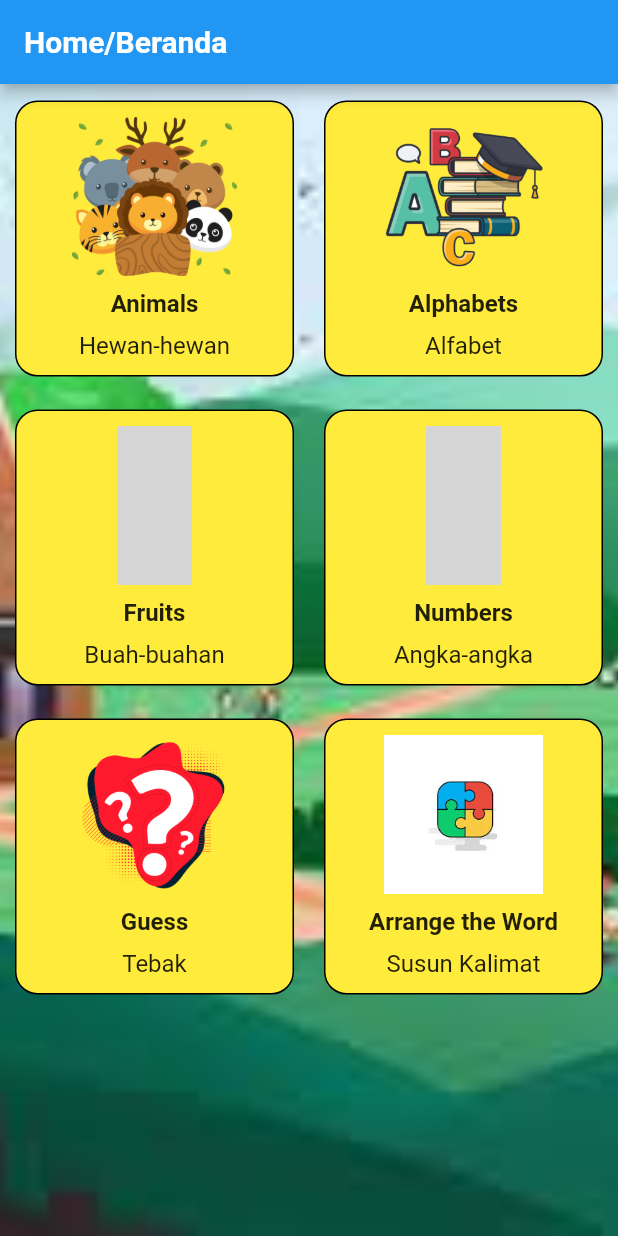
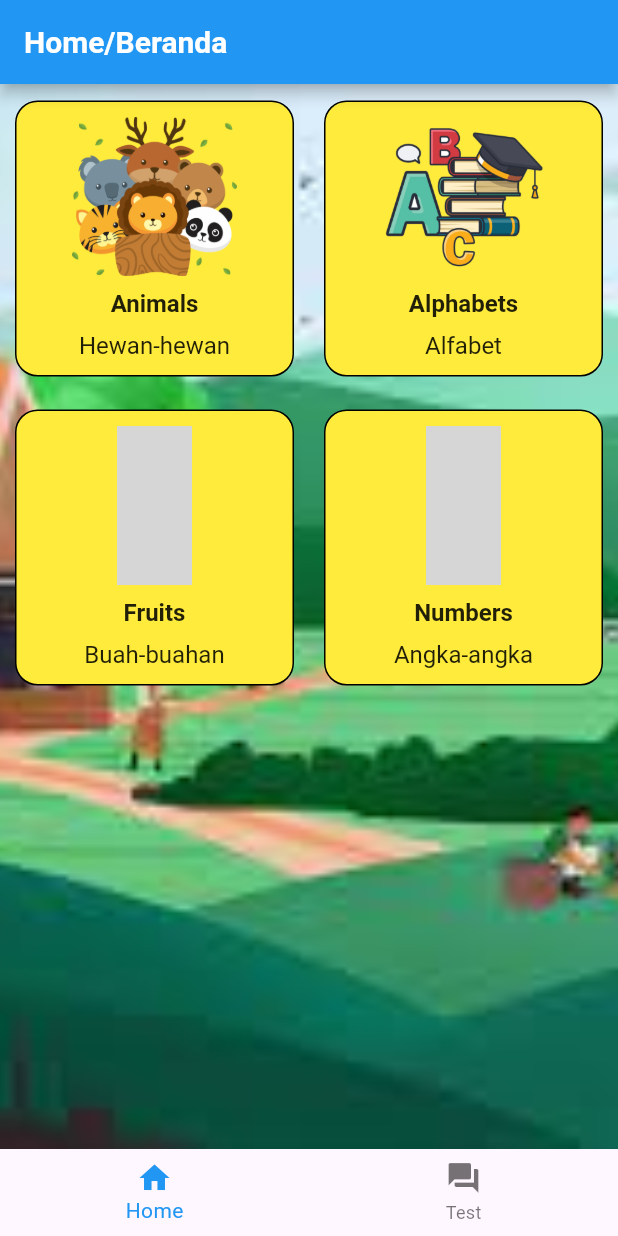
Before and after one commit to calvin0s/FE_project, a Flutter app: the screen it shows after launch, on a phone screen of 412 x 824 dp. Run offline on Flutter 3.47's test engine with Material 3 defaults, Android fonts, the light colour scheme and no system bars; Roboto replaces fonts that are missing (Helvetica); grey boxes are pictures that could not be loaded.

Commit message:
Membuat Bottom Navigation

```diff
--- a/221113372_CalvinChristofelSibuea/lib/data/color.dart
+++ b/221113372_CalvinChristofelSibuea/lib/data/color.dart
@@ -1,6 +1,6 @@
 import 'dart:ui';
 
 class AppColor {
-  static const pripmaryColor = Color(0xFF252c4a);
-  static const secondaryColor = Color(0xFF117eeb);
+  static final pripmaryColor = Color(0xFF252c4a);
+  static final secondaryColor = Color(0xFF117eeb);
 }
--- a/221113372_CalvinChristofelSibuea/lib/help/bottom_nav.dart
+++ b/221113372_CalvinChristofelSibuea/lib/help/bottom_nav.dart
@@ -4,10 +4,9 @@ class BottomNavBar extends StatefulWidget {
   final int selectedIndex;
   final Function(int) onItemTapped;
 
-  const BottomNavBar({super.key, required this.selectedIndex, required this.onItemTapped});
+  BottomNavBar({required this.selectedIndex, required this.onItemTapped});
 
   @override
-  // ignore: library_private_types_in_public_api
   _BottomNavBarState createState() => _BottomNavBarState();
 }
 
--- a/221113372_CalvinChristofelSibuea/lib/help/quiz_widget.dart
+++ b/221113372_CalvinChristofelSibuea/lib/help/quiz_widget.dart
@@ -21,7 +21,7 @@ Widget questionWidget(
         Container(
           width: double.infinity,
           height: 50.0,
-          margin: const EdgeInsets.only(bottom: 20.0, left: 12.0, right: 12.0),
+          margin: EdgeInsets.only(bottom: 20.0, left: 12.0, right: 12.0),
           child: RawMaterialButton(
             shape: RoundedRectangleBorder(
               borderRadius: BorderRadius.circular(8.0),
--- a/221113372_CalvinChristofelSibuea/lib/help/radio_button.dart
+++ b/221113372_CalvinChristofelSibuea/lib/help/radio_button.dart
@@ -4,7 +4,6 @@ class RadioButton extends StatefulWidget {
   const RadioButton({super.key});
 
   @override
-  // ignore: library_private_types_in_public_api
   _RadState createState() => _RadState();
 }
 
--- a/221113372_CalvinChristofelSibuea/lib/main.dart
+++ b/221113372_CalvinChristofelSibuea/lib/main.dart
@@ -1,12 +1,15 @@
 import 'package:flutter/material.dart';
-import 'package:inggris_untuk_anak/help/square_tile.dart';
+import 'package:inggris_untuk_anak/help/bottom_nav.dart';
 import 'package:inggris_untuk_anak/models/soal_model.dart';
-import 'package:inggris_untuk_anak/pages/alphabets.dart';
-import 'package:inggris_untuk_anak/pages/animals.dart';
-import 'package:inggris_untuk_anak/pages/arrange_word.dart';
-import 'package:inggris_untuk_anak/pages/guess.dart';
-import 'package:inggris_untuk_anak/pages/numbers.dart';
-import 'package:inggris_untuk_anak/pages/fruits.dart';
+import 'package:inggris_untuk_anak/pages/material/alphabets.dart';
+import 'package:inggris_untuk_anak/pages/material/animals.dart';
+import 'package:inggris_untuk_anak/pages/test/arrange_word.dart';
+import 'package:inggris_untuk_anak/pages/test/guess.dart';
+import 'package:inggris_untuk_anak/pages/material/material.dart';
+import 'package:inggris_untuk_anak/pages/material/numbers.dart';
+import 'package:inggris_untuk_anak/pages/material/fruits.dart';
+import 'package:inggris_untuk_anak/pages/test/quiz.dart';
+import 'package:inggris_untuk_anak/pages/test/test.dart';
 import 'package:provider/provider.dart';
 
 void main() {
@@ -24,115 +27,48 @@ class MyApp extends StatelessWidget {
   @override
   Widget build(BuildContext context) {
     return MaterialApp(
+      debugShowCheckedModeBanner: false,
+      initialRoute: '/',
       routes: {
-        "/homepage": (_) => MyHomePage(),
+        "/home": (_) => Main(selectedIndex: 0,),
+        "/hewan": (_) => const Animals(),
+        "/alfabet": (_) => const Alphabets(),
+        "/buah": (_) => const Fruits(),
+        "/angka": (_) => const Numbers(),
+        "/tebak": (_) => GuessPage(),
+        "/susun": (_) => const ArrangeWord(),
+        "/kuis": (_) => const QuizzScreen(),
       },
-      home: MyHomePage(),
+      home: Main(selectedIndex: 0,),
     );
   }
 }
 
-class MyHomePage extends StatelessWidget {
-  MyHomePage({super.key});
+class Main extends StatefulWidget {
+  Main({super.key, required this.selectedIndex});
+  int selectedIndex;
 
-  final List<Map<String, dynamic>> rute = [
-    {
-      "nama": "Animals",
-      "arti": "Hewan-hewan",
-      "img": "lib/images/animals/animals.png",
-      "rute": (BuildContext context) {
-        Navigator.push(
-            context, MaterialPageRoute(builder: (context) => const Animals()));
-        }
-    },
-    {
-      "nama": "Alphabets",
-      "arti": "Alfabet",
-      "img": "lib/images/alphabets/alphabets.png",
-      "rute": (BuildContext context) {
-        Navigator.push(
-            context, MaterialPageRoute(builder: (context) => const Alphabets()));
-        }
-    },
-    {
-      "nama": "Fruits",
-      "arti": "Buah-buahan",
-      "img": "lib/images/fruits/fruits.png",
-      "rute": (BuildContext context) {
-        Navigator.push(
-            context, MaterialPageRoute(builder: (context) => const Fruits()));
-        }
-    },
-    {
-      "nama": "Numbers",
-      "arti": "Angka-angka",
-      "img": "lib/images/numbers/numbers.png",
-      "rute": (BuildContext context) {
-        Navigator.push(
-            context, MaterialPageRoute(builder: (context) => const Numbers()));
-        }
-    },
-    {
-      "nama": "Guess",
-      "arti": "Tebak",
-      "img": "lib/images/guess/LOL.png",
-      "rute": (BuildContext context) {
-        Navigator.push(
-            context, MaterialPageRoute(builder: (context) => GuessPage()));
-        }
-    },
-    {
-      "nama": "Arrange the Word",
-      "arti": "Susun Kalimat",
-      "img": "lib/images/puzzle3.jpg",
-      "rute": (BuildContext context) {
-        Navigator.push(
-            context, MaterialPageRoute(builder: (context) => const ArrangeWord()));
-        }
-    },
+  @override
+  State<Main> createState() => _MainState();
+}
+
+class _MainState extends State<Main> {
+  List<Widget> pages = <Widget>[
+    const MyHomePage(),
+    Test()
   ];
+
+  void _onItemTapped(int index) {
+    setState(() {
+      widget.selectedIndex = index;
+    });
+  }
 
   @override
   Widget build(BuildContext context) {
-    return MaterialApp(
-      theme: ThemeData(useMaterial3: false),
-      home: Scaffold(
-        appBar: AppBar(
-          title: const Text(
-            "Home/Beranda",
-            style: TextStyle(
-                fontSize: 20,
-                fontWeight: FontWeight.bold,
-                fontFamily: 'Helvetica'),
-          )
-        ),
-        body: Container(
-            decoration: const BoxDecoration(
-            image: DecorationImage(
-              image: AssetImage('lib/images/background.jpg'), // Ganti dengan lokasi gambar latar belakang Anda
-              fit: BoxFit.cover,
-            ),
-          ),
-          child: Center(
-            child: GridView(
-              gridDelegate: const SliverGridDelegateWithFixedCrossAxisCount(
-                crossAxisCount: 2,
-              ),
-              children: [
-                ...rute.map((e) => SquareTile(
-                  imagePath: "${e["img"]}",
-                  text1: "${e["nama"]}",
-                  text2: "${e["arti"]}",
-                    onTap: () {
-                      e["rute"](context);
-                    }
-                  ),
-                )
-              ]
-            ),
-          ),
-        )
-      ),
+    return Scaffold(
+      body: pages[widget.selectedIndex],
+      bottomNavigationBar: BottomNavBar(selectedIndex: widget.selectedIndex, onItemTapped: _onItemTapped),
     );
   }
 }
--- a/221113372_CalvinChristofelSibuea/lib/pages/material/alphabets.dart
+++ b/221113372_CalvinChristofelSibuea/lib/pages/material/alphabets.dart
@@ -63,7 +63,6 @@ class Alphabets extends StatelessWidget {
                       ElevatedButton(
                         onPressed: () {
                           context.read<SoalModel>().next();
-                          context.read<SoalModel>().nextProgress(soalModel.alphabet.length);
                         },
                         child: const Row(
                           children: [Icon(Icons.arrow_right), Text("Lanjut")],
--- a/221113372_CalvinChristofelSibuea/lib/pages/material/animals.dart
+++ b/221113372_CalvinChristofelSibuea/lib/pages/material/animals.dart
@@ -62,7 +62,6 @@ class Animals extends StatelessWidget {
                       ElevatedButton(
                         onPressed: () {
                           context.read<SoalModel>().next();
-                          context.read<SoalModel>().nextProgress(soalModel.animal.length);
                         },
                         child: const Row(
                           children: [Icon(Icons.arrow_right), Text("Lanjut")],
--- a/221113372_CalvinChristofelSibuea/lib/pages/material/fruits.dart
+++ b/221113372_CalvinChristofelSibuea/lib/pages/material/fruits.dart
@@ -62,7 +62,6 @@ class Fruits extends StatelessWidget {
                       ElevatedButton(
                         onPressed: () {
                           context.read<SoalModel>().next();
-                          context.read<SoalModel>().nextProgress(soalModel.fruit.length);
                         },
                         child: const Row(
                           children: [Icon(Icons.arrow_right), Text("Lanjut")],
--- a/221113372_CalvinChristofelSibuea/lib/pages/material/material.dart
+++ b/221113372_CalvinChristofelSibuea/lib/pages/material/material.dart
@@ -1,10 +1,8 @@
 import 'package:flutter/material.dart';
 import 'package:inggris_untuk_anak/help/square_tile.dart';
 
-// ignore: must_be_immutable
 class MyHomePage extends StatefulWidget {
-  MyHomePage({super.key, required this.isi});
-  String isi = 'lib/images/background.jpg';
+  const MyHomePage({super.key});
 
   @override
   State<MyHomePage> createState() => _MyHomePageState();
@@ -28,7 +26,7 @@ class _MyHomePageState extends State<MyHomePage> {
       "nama": "Fruits",
       "arti": "Buah-buahan",
       "img": "lib/images/fruits/fruits.png",
-      "rute": "/buah"
+      "rute": "buah"
     },
     {
       "nama": "Numbers",
@@ -40,11 +38,23 @@ class _MyHomePageState extends State<MyHomePage> {
 
   @override
   Widget build(BuildContext context) {
-    return Scaffold(
+    return MaterialApp(
+      debugShowCheckedModeBanner: false,
+      theme: ThemeData(useMaterial3: false),
+      home: Scaffold(
+        appBar: AppBar(
+          title: const Text(
+            "Home/Beranda",
+            style: TextStyle(
+                fontSize: 20,
+                fontWeight: FontWeight.bold,
+                fontFamily: 'Helvetica'),
+          )
+        ),
         body: Container(
-        decoration: BoxDecoration(
+            decoration: const BoxDecoration(
             image: DecorationImage(
-            image: AssetImage(widget.isi), // Ganti dengan lokasi gambar latar belakang Anda
+              image: AssetImage('lib/images/background.jpg'), // Ganti dengan lokasi gambar latar belakang Anda
               fit: BoxFit.cover,
             ),
           ),
@@ -54,20 +64,20 @@ class _MyHomePageState extends State<MyHomePage> {
                 crossAxisCount: 2,
               ),
               children: [
-                ...rute.map(
-                  (e) => SquareTile(
+                ...rute.map((e) => SquareTile(
                   imagePath: "${e["img"]}",
                   text1: "${e["nama"]}",
                   text2: "${e["arti"]}",
                     onTap: () {
                       Navigator.pushNamed(context, e["rute"]);
-                      }),
+                    }
+                  ),
                 )
               ]
             ),
           ),
         ),
-      // ),
+      ),
     );
   }
 }
--- a/221113372_CalvinChristofelSibuea/lib/pages/material/numbers.dart
+++ b/221113372_CalvinChristofelSibuea/lib/pages/material/numbers.dart
@@ -62,7 +62,6 @@ class Numbers extends StatelessWidget {
                       ElevatedButton(
                         onPressed: () {
                           context.read<SoalModel>().next();
-                          context.read<SoalModel>().nextProgress(soalModel.number.length);
                         },
                         child: const Row(
                           children: [Icon(Icons.arrow_right), Text("Lanjut")],
```
Also changed, not shown: 4 other files. Lines whose indentation alone changed are shown as unchanged.
